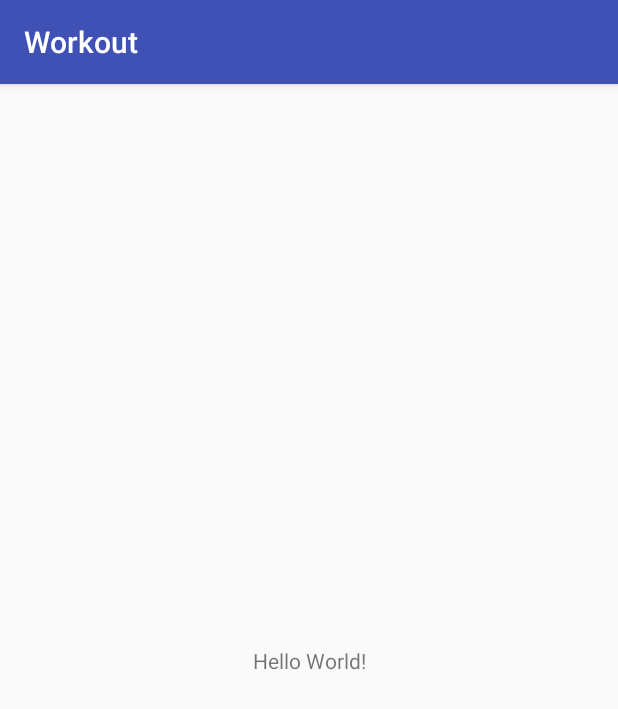
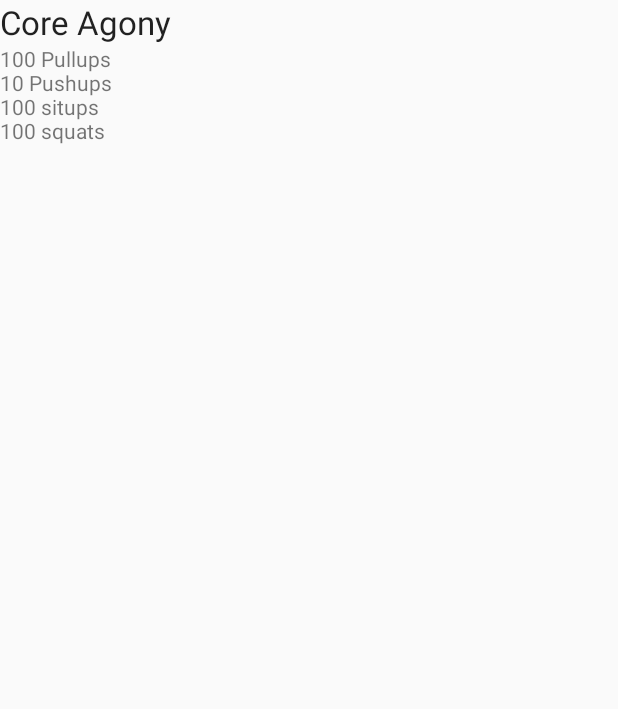
Before and after one commit to joshuajmurray/CS406-Projects, an Android app: the screen it shows after launch (MainActivity), on a phone screen of 412 x 824 dp. Shown: the top 709 px of the screen. Run offline under Robolectric (Android 15) with nearby library versions, the phone set to English and light mode, and no system bars.

Commit message:
added views to workout

```diff
--- a/Workout/app/src/main/java/com/hfad/workout/MainActivity.java
+++ b/Workout/app/src/main/java/com/hfad/workout/MainActivity.java
@@ -1,13 +1,16 @@
 package com.hfad.workout;
 
-import android.support.v7.app.AppCompatActivity;
+import android.app.Activity;
 import android.os.Bundle;
 
-public class MainActivity extends AppCompatActivity {
+public class MainActivity extends Activity {
 
     @Override
     protected void onCreate(Bundle savedInstanceState) {
         super.onCreate(savedInstanceState);
         setContentView(R.layout.activity_main);
+        WorkoutDetailFragment frag = (WorkoutDetailFragment)
+                getFragmentManager().findFragmentById(R.id.detail_frag);
+        frag.setWorkout(1);
     }
 }
--- /dev/null
+++ b/Workout/app/src/main/java/com/hfad/workout/Workout.java
@@ -0,0 +1,39 @@
+package com.hfad.workout;
+
+/**
+ * Created by Joshua on 7/23/2017.
+ */
+
+public class Workout {
+    private String name;
+    private String description;
+
+    public static final Workout[] workouts = {
+            new Workout("The Limb Loosener",
+                    "5 Handstand push-ups\n10 1=legged squats\n15 Pullups"),
+            new Workout("Core Agony",
+                    "100 Pullups\n10 Pushups\n100 situps\n100 squats"),
+            new Workout("The Wimp Special",
+                    "5 pullups\n10 pushups\n15 squats"),
+            new Workout("Strength and Length",
+                    "500 meter run\n21 x 1.5 pood kettleball swing\n21 x pullups")
+    };
+
+    //each workout has a name and description
+    private Workout(String name, String description) {
+        this.name = name;
+        this.description = description;
+    }
+
+    public String getDescription() {
+        return description;
+    }
+
+    public String getName() {
+        return name;
+    }
+
+    public String toString() {
+        return this.name;
+    }
+}
--- /dev/null
+++ b/Workout/app/src/main/java/com/hfad/workout/WorkoutDetailFragment.java
@@ -0,0 +1,41 @@
+package com.hfad.workout;
+
+
+import android.os.Bundle;
+import android.app.Fragment;
+import android.view.LayoutInflater;
+import android.view.View;
+import android.view.ViewGroup;
+import android.widget.TextView;
+
+public class WorkoutDetailFragment extends Fragment {
+
+ //   public WorkoutDetailFragment() {
+        // Required empty public constructor
+ //   }
+    private long workoutId;
+
+    @Override
+    public View onCreateView(LayoutInflater inflater, ViewGroup container,
+                             Bundle savedInstanceState) {
+        // Inflate the layout for this fragment
+        return inflater.inflate(R.layout.fragment_workout_detail, container, false);
+    }
+
+    @Override
+    public void onStart() {
+        super.onStart();
+        View view = getView();
+        if (view != null) {
+            TextView title = (TextView) view.findViewById(R.id.textTitle);
+            Workout workout = Workout.workouts[(int) workoutId];
+            title.setText(workout.getName());
+            TextView description = (TextView) view.findViewById(R.id.textDescription);
+            description.setText(workout.getDescription());
+        }
+    }
+
+    public void setWorkout(long id) {
+        this.workoutId = id;
+    }
+}
--- a/Workout/app/src/main/res/layout/activity_main.xml
+++ b/Workout/app/src/main/res/layout/activity_main.xml
@@ -1,18 +1,13 @@
 <?xml version="1.0" encoding="utf-8"?>
-<android.support.constraint.ConstraintLayout xmlns:android="http://schemas.android.com/apk/res/android"
-    xmlns:app="http://schemas.android.com/apk/res-auto"
-    xmlns:tools="http://schemas.android.com/tools"
+<LinearLayout xmlns:android="http://schemas.android.com/apk/res/android"
+    android:orientation="horizontal"
     android:layout_width="match_parent"
-    android:layout_height="match_parent"
-    tools:context="com.hfad.workout.MainActivity">
+    android:layout_height="match_parent">
 
-    <TextView
-        android:layout_width="wrap_content"
-        android:layout_height="wrap_content"
-        android:text="Hello World!"
-        app:layout_constraintBottom_toBottomOf="parent"
-        app:layout_constraintLeft_toLeftOf="parent"
-        app:layout_constraintRight_toRightOf="parent"
-        app:layout_constraintTop_toTopOf="parent" />
+    <fragment
+        class="com.hfad.workout.WorkoutDetailFragment"
+        android:id="@+id/detail_frag"
+        android:layout_width="match_parent"
+        android:layout_height="match_parent"/>
 
-</android.support.constraint.ConstraintLayout>
+</LinearLayout>
--- /dev/null
+++ b/Workout/app/src/main/res/layout/fragment_workout_detail.xml
@@ -0,0 +1,20 @@
+<LinearLayout xmlns:android="http://schemas.android.com/apk/res/android"
+    xmlns:tools="http://schemas.android.com/tools"
+    android:layout_width="match_parent"
+    android:layout_height="match_parent"
+    android:orientation="vertical">
+
+    <TextView
+        android:layout_width="wrap_content"
+        android:layout_height="wrap_content"
+        android:textAppearance="?android:attr/textAppearanceLarge"
+        android:text=""
+        android:id="@+id/textTitle" />
+
+    <TextView
+        android:layout_width="wrap_content"
+        android:layout_height="wrap_content"
+        android:text=""
+        android:id="@+id/textDescription" />
+
+</LinearLayout>
--- a/Workout/app/src/main/res/values/strings.xml
+++ b/Workout/app/src/main/res/values/strings.xml
@@ -1,3 +1,6 @@
 <resources>
     <string name="app_name">Workout</string>
+
+    <!-- TODO: Remove or change this placeholder text -->
+    <string name="hello_blank_fragment">Hello blank fragment</string>
 </resources>
```
